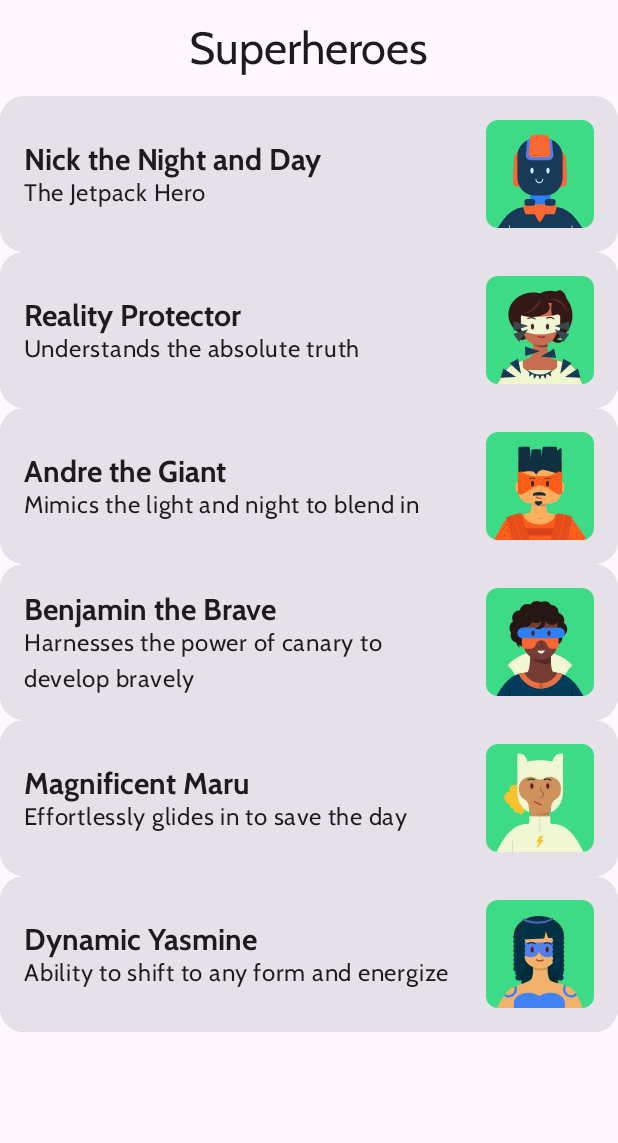
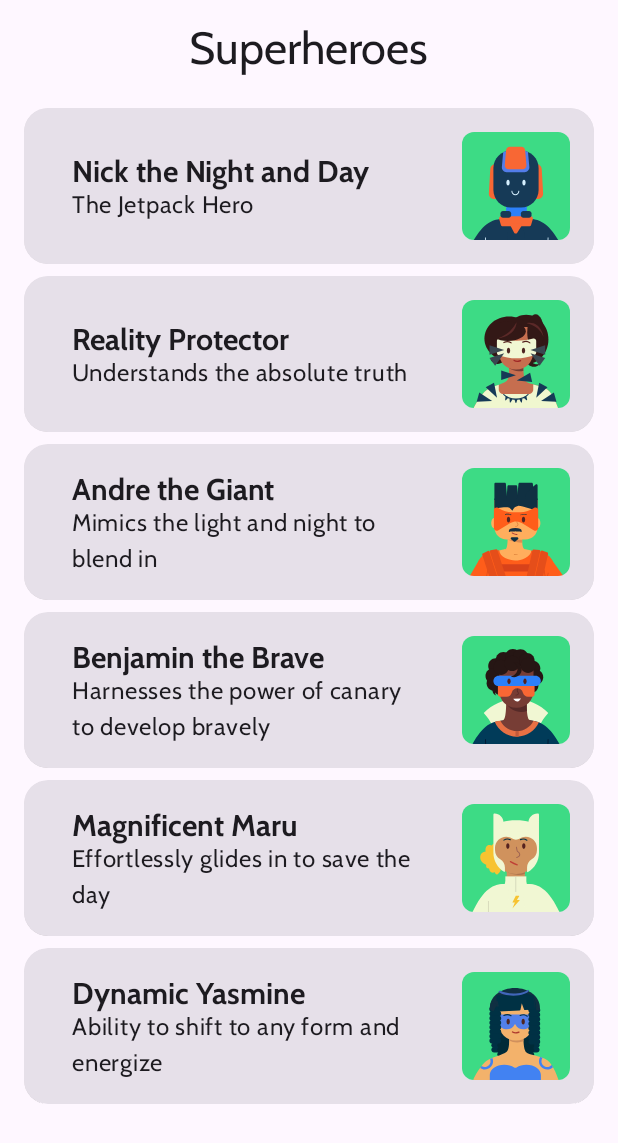
Before and after one commit to Seifex01/Superheroes, an Android app built with Jetpack Compose: the screen it shows after launch (MainActivity), on a phone screen of 412 x 824 dp. Shown: the top 1143 px of the screen. Run offline under Robolectric (Android 15) with nearby library versions, the phone set to English and light mode, and no system bars.

Commit message:
Actualización de espaciado entre cards.

```diff
--- a/app/src/main/java/com/example/superheroes/MainActivity.kt
+++ b/app/src/main/java/com/example/superheroes/MainActivity.kt
@@ -12,6 +12,7 @@ import androidx.compose.foundation.layout.Row
 import androidx.compose.foundation.layout.Spacer
 import androidx.compose.foundation.layout.fillMaxSize
 import androidx.compose.foundation.layout.fillMaxWidth
+import androidx.compose.foundation.layout.height
 import androidx.compose.foundation.layout.padding
 import androidx.compose.foundation.layout.size
 import androidx.compose.foundation.layout.width
@@ -75,7 +76,10 @@ fun SuperHeroApp(modifier: Modifier = Modifier) {
 
                 LazyColumn(contentPadding = it) {
                     items(heroes) {
-                        HeroCard(hero = it)
+                        Spacer(modifier = Modifier.height(8.dp))
+                        HeroCard(hero = it,
+                            modifier = Modifier
+                                .padding(horizontal = 16.dp))
                     }
                 }
 
```
